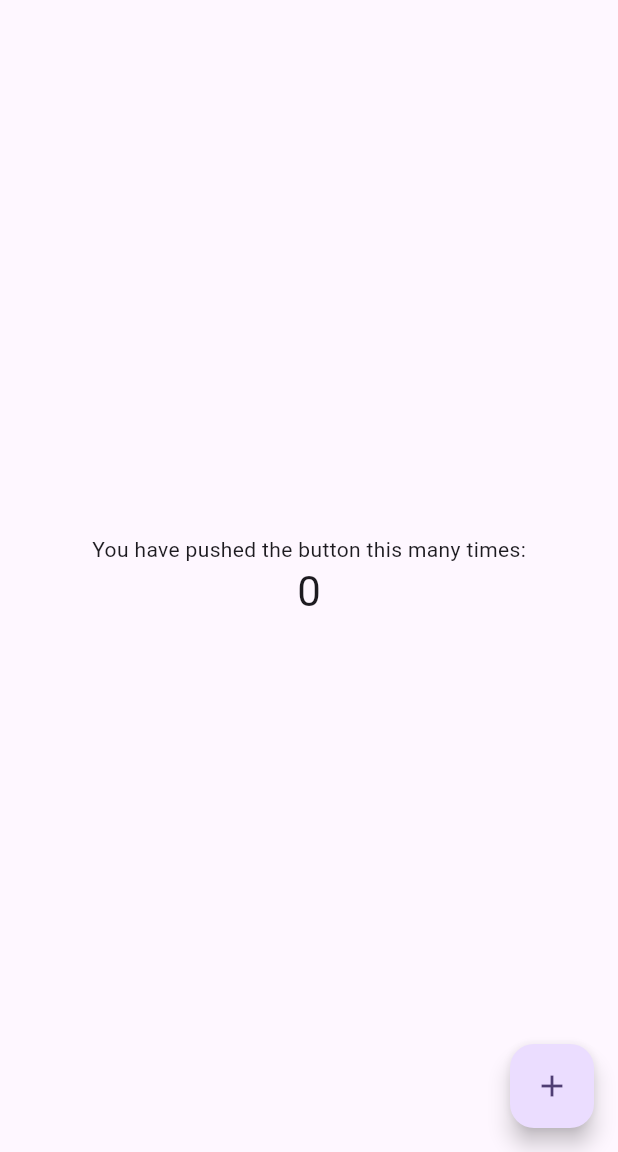
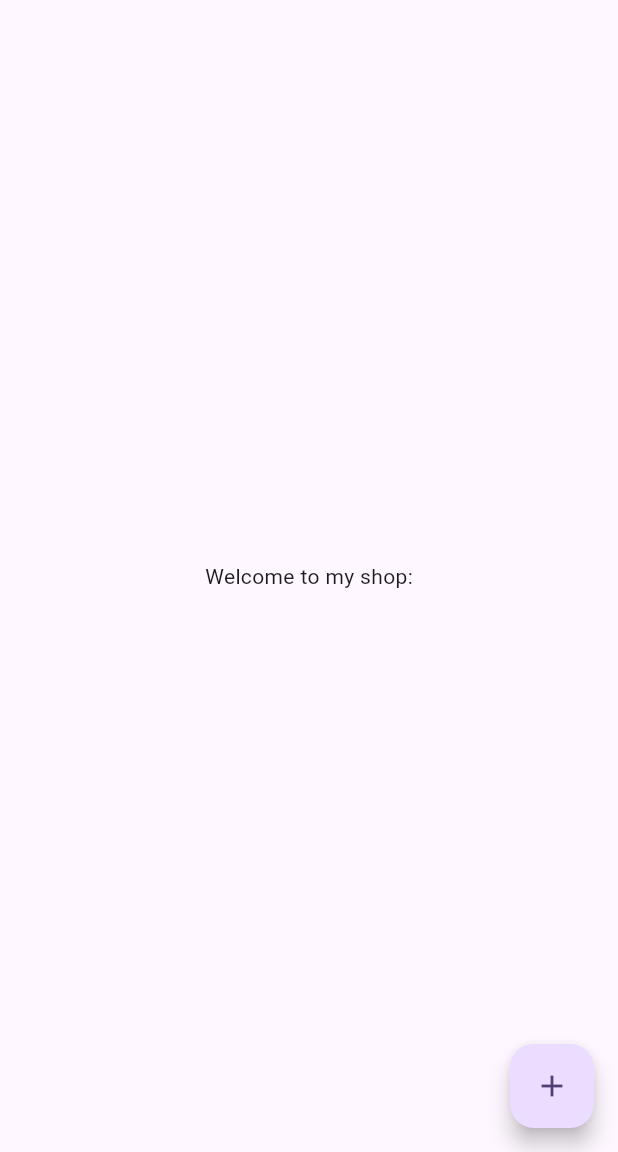
Before and after one commit to kaydehoopz05/myapp, a Flutter app: the screen it shows after launch, on a phone screen of 412 x 824 dp, the part 84-1236 px from its top. Run offline on Flutter 3.47's test engine with Material 3 defaults, Android fonts, the phone set to English and light mode, and no system bars.

Commit message:
Remove text widget and change other text widget

```diff
--- a/lib/main.dart
+++ b/lib/main.dart
@@ -11,7 +11,7 @@ class MyApp extends StatelessWidget {
   @override
   Widget build(BuildContext context) {
     return MaterialApp(
-      title: 'Flutter Demo',
+      title: 'Sandwich Shop App',
       theme: ThemeData(
         // This is the theme of your application.
         //
@@ -54,6 +54,7 @@ class MyHomePage extends StatefulWidget {
 }
 
 class _MyHomePageState extends State<MyHomePage> {
+  // ignore: unused_field
   int _counter = 0;
 
   void _incrementCounter() {
@@ -103,13 +104,7 @@ class _MyHomePageState extends State<MyHomePage> {
           // action in the IDE, or press "p" in the console), to see the
           // wireframe for each widget.
           mainAxisAlignment: MainAxisAlignment.center,
-          children: <Widget>[
-            const Text('You have pushed the button this many times:'),
-            Text(
-              '$_counter',
-              style: Theme.of(context).textTheme.headlineMedium,
-            ),
-          ],
+          children: <Widget>[const Text('Welcome to my shop:')],
         ),
       ),
       floatingActionButton: FloatingActionButton(
```
